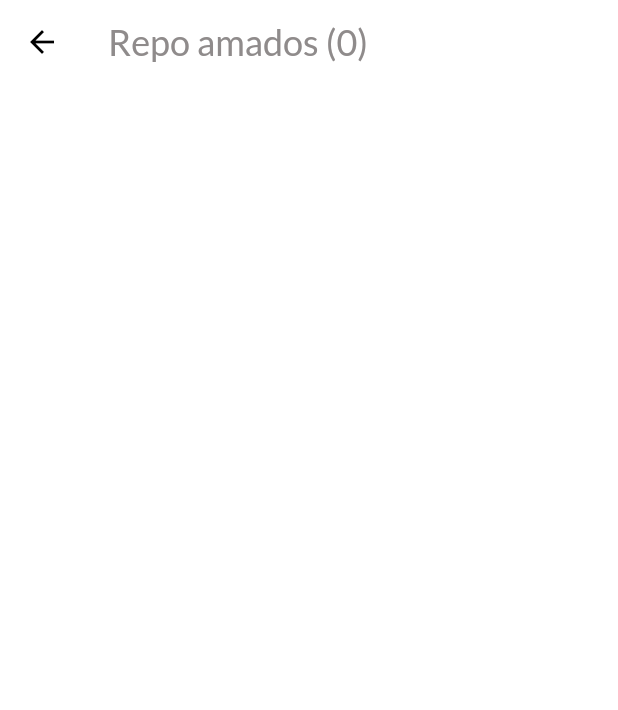
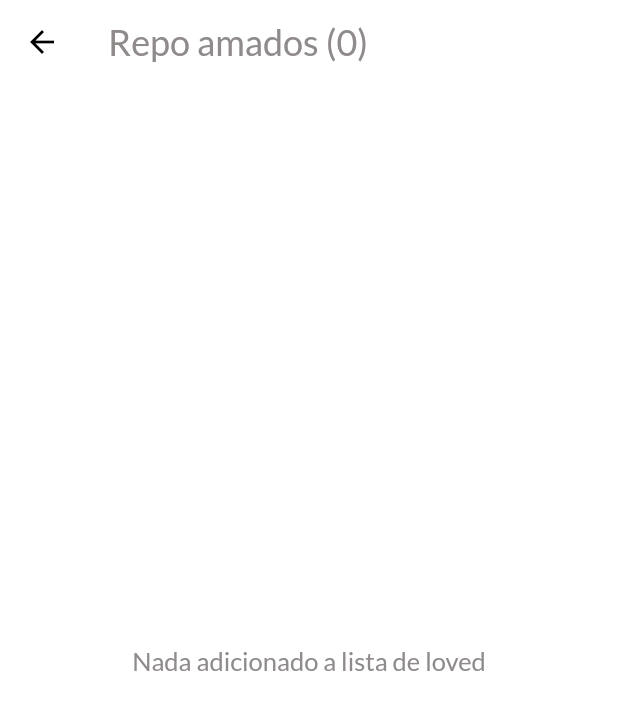
Before and after one commit to italo-patricio/repo_lover, a Flutter app: the screen it shows after launch, after a tap on an icon or button, on a phone screen of 412 x 824 dp. Shown: the top 710 px of the screen. Run offline on Flutter 3.47's test engine with Material 2 defaults, Android fonts, the phone set to English and light mode, and no system bars; our stand-ins replace community_material_icon, flutter_mobx, google_fonts, mobx; generated files the repository leaves out were written again.

Commit message:
Adicionando opção para checar item da listagem corrente já adicionado a lista

```diff
--- a/lib/pages/repo_loved_page.dart
+++ b/lib/pages/repo_loved_page.dart
@@ -1,4 +1,5 @@
 import 'package:flutter/material.dart';
+import 'package:flutter_mobx/flutter_mobx.dart';
 import 'package:repo_lover/store/search_store.dart';
 import 'package:repo_lover/widgets/repository_item_widget.dart';
 
@@ -28,7 +29,11 @@ class _RepoLovedPageState extends State<RepoLovedPage> {
         child: Column(
           children: <Widget>[
             Expanded(
-              child: ListView.builder(
+              child: Observer(builder: (_) {
+                if(_searchStore.itemsLoved.isEmpty) {
+                  return Center(child: Text('Nada adicionado a lista de loved'),);
+                }
+                return ListView.builder(
                     itemCount: _searchStore.itemsLoved?.length ?? 0,
                     itemBuilder: (_, index) {
                       final _item = _searchStore.itemsLoved.elementAt(index);
@@ -36,6 +41,7 @@ class _RepoLovedPageState extends State<RepoLovedPage> {
                         item: _item,
                         onLoveRemove: _searchStore.removeItemLoved,
                       );
+                    });
               }),
             )
           ],
--- a/lib/pages/search_repo_page.dart
+++ b/lib/pages/search_repo_page.dart
@@ -1,7 +1,6 @@
 import 'package:flutter/material.dart';
 import 'package:flutter_mobx/flutter_mobx.dart';
 import 'package:google_fonts/google_fonts.dart';
-import 'package:mobx/mobx.dart';
 import 'package:repo_lover/pages/repo_loved_page.dart';
 import 'package:repo_lover/store/search_store.dart';
 import 'package:repo_lover/widgets/icon_love_badge_widget.dart';
--- a/lib/store/search_store.dart
+++ b/lib/store/search_store.dart
@@ -44,6 +44,12 @@ abstract class SearchStoreBase with Store {
     try{
       isLoading = true;
       searchResultModel = await _apiGithubService.searchRepo(term);
+      searchResultModel.items.forEach((e) {
+        if(isLoved(e)){
+          e.setIsLoved(true);
+        }
+      });
+
     } catch(e) {
       print(e);
     } finally{
```
Also changed, not shown: 1 other file. Lines whose indentation alone changed are shown as unchanged.
